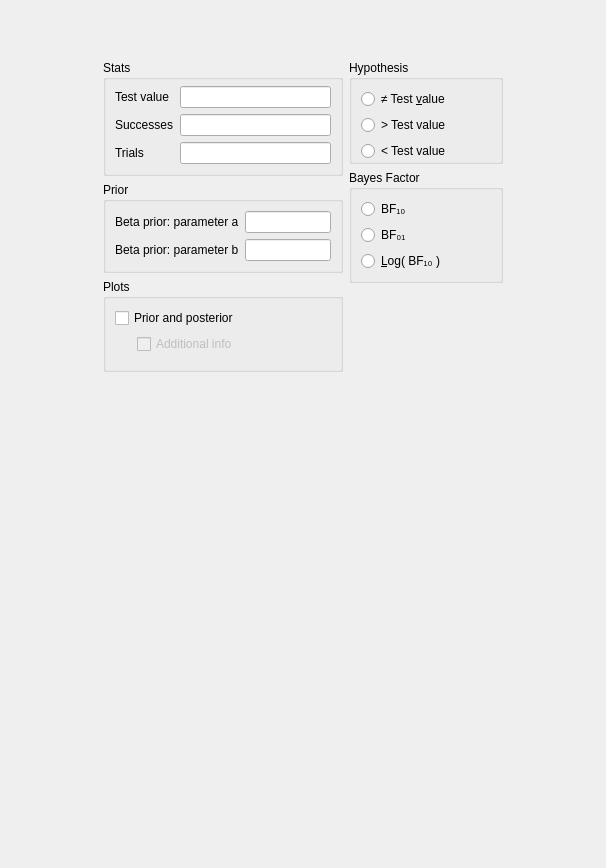
Old version of the form JASP-Desktop/analysisforms/binomialbayesiansummarystatisticsform.ui in the repository jasp-stats/jasp-desktop.
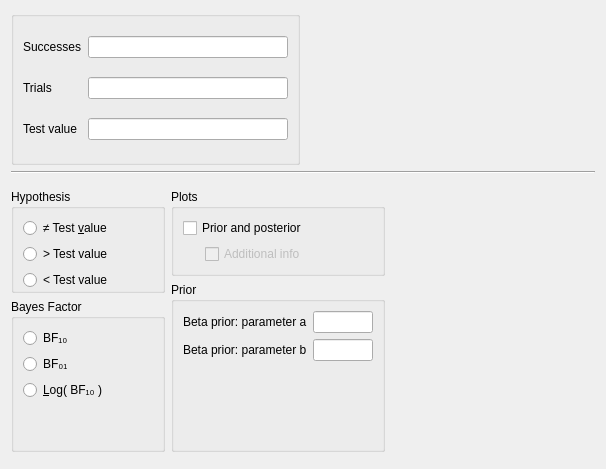
New version of the form. Custom widgets are drawn as their Qt base class.

Commit message: Sum Stats Toolbox: UI tweeks

```diff
--- a/JASP-Desktop/analysisforms/binomialbayesiansummarystatisticsform.ui
+++ b/JASP-Desktop/analysisforms/binomialbayesiansummarystatisticsform.ui
@@ -7,7 +7,7 @@
     <x>0</x>
     <y>0</y>
     <width>606</width>
-    <height>868</height>
+    <height>469</height>
    </rect>
   </property>
   <property name="sizePolicy">
@@ -19,222 +19,68 @@
   <property name="windowTitle">
    <string>Form</string>
   </property>
-  <layout class="QGridLayout" name="gridLayout">
-   <property name="verticalSpacing">
-    <number>0</number>
-   </property>
-   <item row="1" column="0">
-    <widget class="QWidget" name="gridWidget" native="true">
-     <property name="sizePolicy">
-      <sizepolicy hsizetype="Fixed" vsizetype="Fixed">
-       <horstretch>0</horstretch>
-       <verstretch>0</verstretch>
-      </sizepolicy>
-     </property>
-     <layout class="QGridLayout" name="gridLayout_7">
-      <property name="leftMargin">
-       <number>0</number>
-      </property>
-      <property name="rightMargin">
-       <number>0</number>
-      </property>
-      <property name="bottomMargin">
-       <number>0</number>
-      </property>
+  <layout class="QGridLayout" name="gridLayout_2">
       <item row="0" column="0">
-       <spacer name="verticalSpacer_3">
-        <property name="orientation">
-         <enum>Qt::Vertical</enum>
-        </property>
-        <property name="sizeHint" stdset="0">
-         <size>
-          <width>20</width>
-          <height>40</height>
-         </size>
-        </property>
-       </spacer>
-      </item>
-      <item row="2" column="0">
-       <widget class="QWidget" name="widget_2" native="true">
-        <property name="maximumSize">
-         <size>
-          <width>240</width>
-          <height>16777215</height>
-         </size>
-        </property>
-        <layout class="QGridLayout" name="gridLayout_5">
-         <property name="leftMargin">
-          <number>0</number>
-         </property>
-         <property name="topMargin">
-          <number>0</number>
-         </property>
-         <property name="rightMargin">
-          <number>0</number>
-         </property>
-         <property name="bottomMargin">
-          <number>0</number>
-         </property>
-         <item row="12" column="0">
-          <spacer name="verticalSpacer">
-           <property name="orientation">
-            <enum>Qt::Vertical</enum>
-           </property>
-           <property name="sizeHint" stdset="0">
-            <size>
-             <width>20</width>
-             <height>40</height>
-            </size>
-           </property>
-          </spacer>
-         </item>
-         <item row="6" column="0">
           <widget class="GroupBox" name="groupBox">
            <property name="title">
-            <string>Stats</string>
+      <string/>
            </property>
            <layout class="QGridLayout" name="gridLayout_11">
             <property name="topMargin">
              <number>6</number>
             </property>
-            <item row="0" column="3">
-             <widget class="QLabel" name="label">
-              <property name="text">
-               <string>Test value</string>
-              </property>
-             </widget>
-            </item>
             <item row="0" column="4">
-             <widget class="BoundTextBox" name="testValue"/>
-            </item>
-            <item row="1" column="4">
              <widget class="BoundTextBox" name="successes"/>
             </item>
+      <item row="2" column="3">
+       <widget class="QLabel" name="label">
+        <property name="text">
+         <string>Test value</string>
+        </property>
+       </widget>
+      </item>
             <item row="2" column="4">
-             <widget class="BoundTextBox" name="trials"/>
-            </item>
-            <item row="1" column="3">
+       <widget class="BoundTextBox" name="testValue"/>
+      </item>
+      <item row="0" column="3">
              <widget class="QLabel" name="label_4">
               <property name="text">
                <string>Successes</string>
               </property>
              </widget>
             </item>
-            <item row="2" column="3">
+      <item row="1" column="3">
              <widget class="QLabel" name="label_5">
               <property name="text">
                <string>Trials</string>
               </property>
              </widget>
             </item>
-           </layout>
-          </widget>
-         </item>
-         <item row="7" column="0">
-          <widget class="BoundGroupBox" name="missingValues">
-           <property name="title">
-            <string>Prior</string>
-           </property>
-           <property name="flat">
-            <bool>false</bool>
-           </property>
-           <layout class="QGridLayout" name="gridLayout_6">
-            <item row="1" column="1">
-             <widget class="BoundTextBox" name="betaPriorParamB"/>
-            </item>
-            <item row="0" column="1">
-             <widget class="BoundTextBox" name="betaPriorParamA"/>
-            </item>
-            <item row="0" column="0">
-             <widget class="QLabel" name="label_2">
-              <property name="text">
-               <string>Beta prior: parameter a</string>
-              </property>
-             </widget>
-            </item>
-            <item row="1" column="0">
-             <widget class="QLabel" name="label_3">
-              <property name="text">
-               <string>&lt;html&gt;&lt;head/&gt;&lt;body&gt;&lt;p&gt;Beta prior: parameter b&lt;/p&gt;&lt;/body&gt;&lt;/html&gt;</string>
-              </property>
-             </widget>
-            </item>
+      <item row="1" column="4">
+       <widget class="BoundTextBox" name="trials"/>
+      </item>
            </layout>
           </widget>
          </item>
-         <item row="9" column="0">
-          <widget class="GroupBox" name="plotsGroup">
-           <property name="title">
-            <string>Plots</string>
-           </property>
-           <layout class="QGridLayout" name="gridLayout_4">
-            <item row="0" column="0" colspan="3">
-             <widget class="BoundCheckBox" name="plotPriorAndPosterior">
+   <item row="2" column="0" colspan="2">
+    <widget class="QWidget" name="gridWidget" native="true">
               <property name="sizePolicy">
                <sizepolicy hsizetype="Fixed" vsizetype="Fixed">
                 <horstretch>0</horstretch>
                 <verstretch>0</verstretch>
                </sizepolicy>
               </property>
-              <property name="text">
-               <string>Prior and posterior</string>
-              </property>
-             </widget>
-            </item>
-            <item row="2" column="1" colspan="3">
-             <widget class="BoundCheckBox" name="plotPriorAndPosteriorAdditionalInfo">
-              <property name="enabled">
-               <bool>false</bool>
-              </property>
-              <property name="sizePolicy">
-               <sizepolicy hsizetype="Fixed" vsizetype="Fixed">
-                <horstretch>0</horstretch>
-                <verstretch>0</verstretch>
-               </sizepolicy>
-              </property>
-              <property name="text">
-               <string>Additional info</string>
-              </property>
-             </widget>
-            </item>
-            <item row="3" column="0">
-             <widget class="QWidget" name="widget_4" native="true">
-              <property name="maximumSize">
-               <size>
-                <width>16</width>
-                <height>16777215</height>
-               </size>
-              </property>
-             </widget>
-            </item>
-           </layout>
-          </widget>
-         </item>
-        </layout>
-       </widget>
-      </item>
-      <item row="2" column="1">
-       <widget class="QWidget" name="widget_3" native="true">
-        <property name="sizePolicy">
-         <sizepolicy hsizetype="Preferred" vsizetype="Preferred">
-          <horstretch>0</horstretch>
-          <verstretch>0</verstretch>
-         </sizepolicy>
-        </property>
-        <layout class="QGridLayout" name="gridLayout_2">
+     <layout class="QGridLayout" name="gridLayout">
          <property name="leftMargin">
           <number>0</number>
          </property>
-         <property name="topMargin">
-          <number>0</number>
-         </property>
          <property name="rightMargin">
           <number>0</number>
          </property>
          <property name="bottomMargin">
           <number>0</number>
          </property>
-         <item row="2" column="0">
+      <item row="0" column="0" rowspan="2">
           <widget class="BoundGroupBox" name="hypothesis">
            <property name="title">
             <string>Hypothesis</string>
@@ -246,19 +92,6 @@
             <property name="bottomMargin">
              <number>0</number>
             </property>
-            <item row="1" column="1">
-             <spacer name="horizontalSpacer">
-              <property name="orientation">
-               <enum>Qt::Horizontal</enum>
-              </property>
-              <property name="sizeHint" stdset="0">
-               <size>
-                <width>40</width>
-                <height>20</height>
-               </size>
-              </property>
-             </spacer>
-            </item>
             <item row="2" column="0">
              <widget class="QRadioButton" name="_3oneTailedLessThan">
               <property name="sizePolicy">
@@ -272,18 +105,18 @@
               </property>
              </widget>
             </item>
-            <item row="0" column="0">
-             <widget class="QRadioButton" name="_1twoTailed">
-              <property name="sizePolicy">
-               <sizepolicy hsizetype="Fixed" vsizetype="Fixed">
-                <horstretch>0</horstretch>
-                <verstretch>0</verstretch>
-               </sizepolicy>
-              </property>
-              <property name="text">
-               <string>≠ Test &amp;value</string>
-              </property>
-             </widget>
+         <item row="1" column="1">
+          <spacer name="horizontalSpacer">
+           <property name="orientation">
+            <enum>Qt::Horizontal</enum>
+           </property>
+           <property name="sizeHint" stdset="0">
+            <size>
+             <width>40</width>
+             <height>20</height>
+            </size>
+           </property>
+          </spacer>
             </item>
             <item row="1" column="0">
              <widget class="QRadioButton" name="_2oneTailedGreaterThan">
@@ -298,10 +131,56 @@
               </property>
              </widget>
             </item>
+         <item row="0" column="0">
+          <widget class="QRadioButton" name="_1twoTailed">
+           <property name="sizePolicy">
+            <sizepolicy hsizetype="Fixed" vsizetype="Fixed">
+             <horstretch>0</horstretch>
+             <verstretch>0</verstretch>
+            </sizepolicy>
+           </property>
+           <property name="text">
+            <string>≠ Test &amp;value</string>
+           </property>
+          </widget>
+         </item>
            </layout>
           </widget>
          </item>
-         <item row="7" column="0">
+      <item row="1" column="1" rowspan="2">
+       <widget class="BoundGroupBox" name="missingValues">
+        <property name="title">
+         <string>Prior</string>
+        </property>
+        <property name="flat">
+         <bool>false</bool>
+        </property>
+        <layout class="QGridLayout" name="gridLayout_6">
+         <item row="1" column="0">
+          <widget class="QLabel" name="label_3">
+           <property name="text">
+            <string>&lt;html&gt;&lt;head/&gt;&lt;body&gt;&lt;p&gt;Beta prior: parameter b&lt;/p&gt;&lt;/body&gt;&lt;/html&gt;</string>
+           </property>
+          </widget>
+         </item>
+         <item row="0" column="0">
+          <widget class="QLabel" name="label_2">
+           <property name="text">
+            <string>Beta prior: parameter a</string>
+           </property>
+          </widget>
+         </item>
+         <item row="0" column="1">
+          <widget class="BoundTextBox" name="betaPriorParamA">
+           <property name="maximumSize">
+            <size>
+             <width>60</width>
+             <height>16777215</height>
+            </size>
+           </property>
+          </widget>
+         </item>
+         <item row="2" column="0">
           <spacer name="verticalSpacer_4">
            <property name="orientation">
             <enum>Qt::Vertical</enum>
@@ -314,7 +193,20 @@
            </property>
           </spacer>
          </item>
-         <item row="3" column="0">
+         <item row="1" column="1">
+          <widget class="BoundTextBox" name="betaPriorParamB">
+           <property name="maximumSize">
+            <size>
+             <width>60</width>
+             <height>16777215</height>
+            </size>
+           </property>
+          </widget>
+         </item>
+        </layout>
+       </widget>
+      </item>
+      <item row="2" column="0">
           <widget class="BoundGroupBox" name="bayesFactorType">
            <property name="title">
             <string>Bayes Factor</string>
@@ -323,18 +215,18 @@
             <bool>false</bool>
            </property>
            <layout class="QGridLayout" name="gridLayout_13">
-            <item row="0" column="0">
-             <widget class="QRadioButton" name="_1">
-              <property name="sizePolicy">
-               <sizepolicy hsizetype="Fixed" vsizetype="Fixed">
-                <horstretch>0</horstretch>
-                <verstretch>0</verstretch>
-               </sizepolicy>
-              </property>
-              <property name="text">
-               <string>BF₁₀</string>
-              </property>
-             </widget>
+         <item row="3" column="0">
+          <spacer name="verticalSpacer">
+           <property name="orientation">
+            <enum>Qt::Vertical</enum>
+           </property>
+           <property name="sizeHint" stdset="0">
+            <size>
+             <width>20</width>
+             <height>40</height>
+            </size>
+           </property>
+          </spacer>
             </item>
             <item row="1" column="0">
              <widget class="QRadioButton" name="_2">
@@ -349,6 +241,19 @@
               </property>
              </widget>
             </item>
+         <item row="0" column="0">
+          <widget class="QRadioButton" name="_1">
+           <property name="sizePolicy">
+            <sizepolicy hsizetype="Fixed" vsizetype="Fixed">
+             <horstretch>0</horstretch>
+             <verstretch>0</verstretch>
+            </sizepolicy>
+           </property>
+           <property name="text">
+            <string>BF₁₀</string>
+           </property>
+          </widget>
+         </item>
             <item row="2" column="0">
              <widget class="QRadioButton" name="_3">
               <property name="sizePolicy">
@@ -378,25 +283,101 @@
            </layout>
           </widget>
          </item>
+      <item row="3" column="0">
+       <widget class="QWidget" name="widget_2" native="true">
+        <property name="maximumSize">
+         <size>
+          <width>240</width>
+          <height>16777215</height>
+         </size>
+        </property>
+        <layout class="QGridLayout" name="gridLayout_5">
+         <property name="leftMargin">
+          <number>0</number>
+         </property>
+         <property name="topMargin">
+          <number>0</number>
+         </property>
+         <property name="rightMargin">
+          <number>0</number>
+         </property>
+         <property name="bottomMargin">
+          <number>0</number>
+         </property>
         </layout>
        </widget>
       </item>
-     </layout>
+      <item row="0" column="1">
+       <widget class="GroupBox" name="plotsGroup">
+        <property name="title">
+         <string>Plots</string>
+        </property>
+        <layout class="QGridLayout" name="gridLayout_4">
+         <item row="0" column="0" colspan="3">
+          <widget class="BoundCheckBox" name="plotPriorAndPosterior">
+           <property name="sizePolicy">
+            <sizepolicy hsizetype="Fixed" vsizetype="Fixed">
+             <horstretch>0</horstretch>
+             <verstretch>0</verstretch>
+            </sizepolicy>
+           </property>
+           <property name="text">
+            <string>Prior and posterior</string>
+           </property>
+          </widget>
+         </item>
+         <item row="2" column="1" colspan="3">
+          <widget class="BoundCheckBox" name="plotPriorAndPosteriorAdditionalInfo">
+           <property name="enabled">
+            <bool>false</bool>
+           </property>
+           <property name="sizePolicy">
+            <sizepolicy hsizetype="Fixed" vsizetype="Fixed">
+             <horstretch>0</horstretch>
+             <verstretch>0</verstretch>
+            </sizepolicy>
+           </property>
+           <property name="text">
+            <string>Additional info</string>
+           </property>
     </widget>
    </item>
    <item row="2" column="0">
-    <spacer name="verticalSpacer_2">
+          <widget class="QWidget" name="widget" native="true">
+           <property name="maximumSize">
+            <size>
+             <width>16</width>
+             <height>16777215</height>
+            </size>
+           </property>
+          </widget>
+         </item>
+        </layout>
+       </widget>
+      </item>
+     </layout>
+    </widget>
+   </item>
+   <item row="0" column="1">
+    <spacer name="horizontalSpacer_2">
      <property name="orientation">
-      <enum>Qt::Vertical</enum>
+      <enum>Qt::Horizontal</enum>
      </property>
      <property name="sizeHint" stdset="0">
       <size>
-       <width>20</width>
-       <height>40</height>
+       <width>40</width>
+       <height>20</height>
       </size>
      </property>
     </spacer>
    </item>
+   <item row="1" column="0" colspan="2">
+    <widget class="Line" name="line">
+     <property name="orientation">
+      <enum>Qt::Horizontal</enum>
+     </property>
+    </widget>
+   </item>
   </layout>
  </widget>
  <customwidgets>
```
Lines whose indentation alone changed are shown as unchanged. The commit also changes 4 other files.
